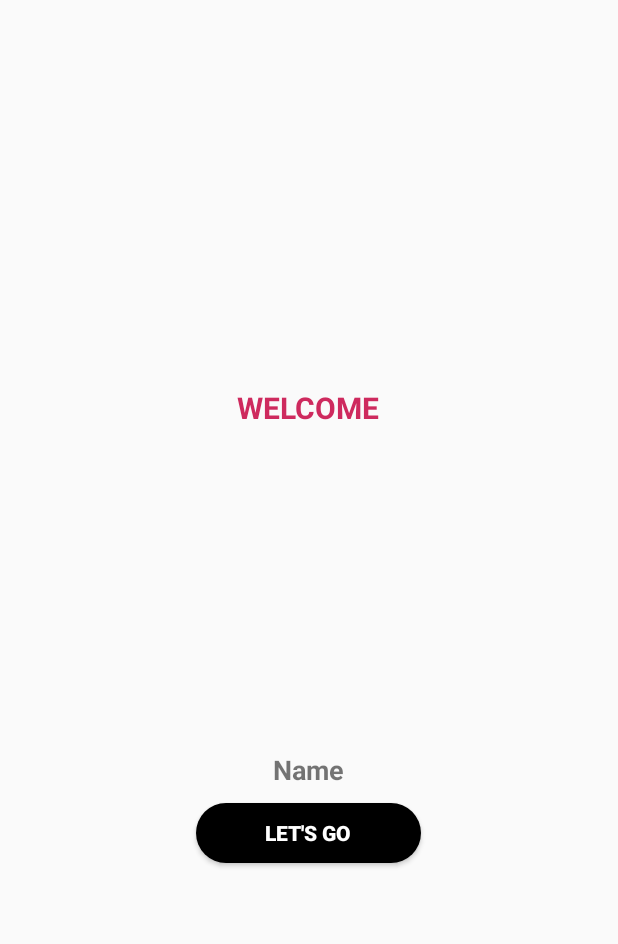
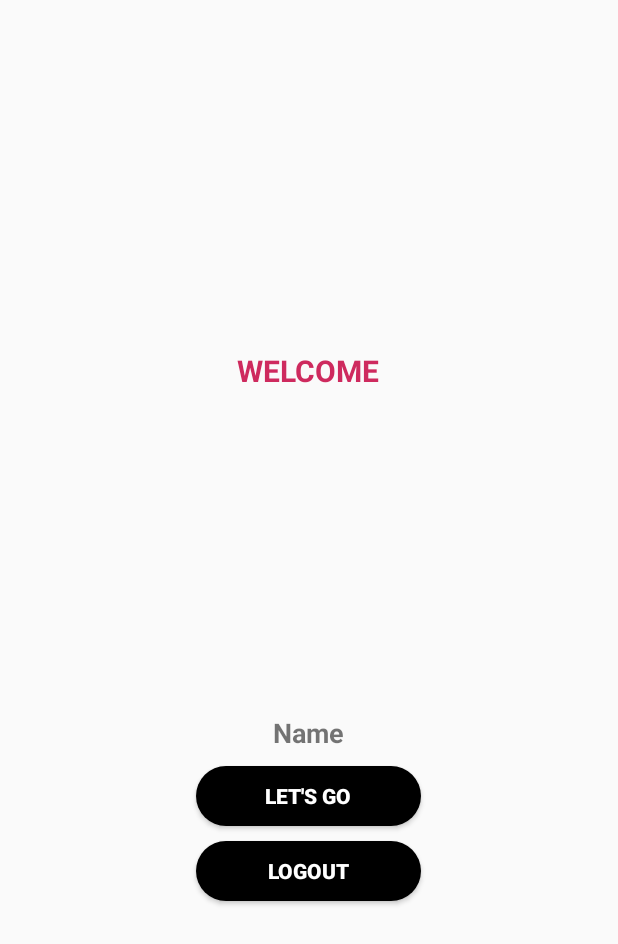
Before and after one commit to Thutsaneeya/Android_Project, an Android app: the layout fragment_todo_profile.xml on its own in the app's theme, with its tools: preview values and no code run, on a phone screen of 412 x 824 dp. Shown: the top 944 px of the screen. Run offline under Robolectric (Android 15) with nearby library versions, the light colour scheme and no system bars.

Commit message:
add button
Signed-off-by: Thutsaneeya chanrong <60160194@go.buu.ac.th>

```diff
--- a/ToDoList_Android_PJ/app/src/main/java/com/example/todolist_android_pj/todo_login.kt
+++ b/ToDoList_Android_PJ/app/src/main/java/com/example/todolist_android_pj/todo_login.kt
@@ -8,6 +8,9 @@ import androidx.fragment.app.Fragment
 import android.view.LayoutInflater
 import android.view.View
 import android.view.ViewGroup
+import android.widget.Button
+import android.widget.ImageView
+import android.widget.TextView
 import android.widget.Toast
 import androidx.fragment.app.FragmentTransaction
 import com.facebook.*
@@ -46,8 +49,6 @@ class todo_login : Fragment() {
     }
 
     private fun handleFacebookAccessToken(token : AccessToken) {
-
-
         Log.d(TAG, "handleFacebookAccessToken:" + token)
         val credential = FacebookAuthProvider.getCredential(token.token)
         firebaseAuth!!.signInWithCredential(credential).addOnCompleteListener { task ->
@@ -74,6 +75,7 @@ class todo_login : Fragment() {
     override fun onCreateView(inflater: LayoutInflater, container: ViewGroup?, savedInstanceState: Bundle?): View? {
 
         val view = inflater.inflate(R.layout.fragment_todo_login, container, false)
+
         callbackManager = CallbackManager.Factory.create()
         facebookSignInButton  = view.findViewById(R.id.login_button) as LoginButton
         firebaseAuth = FirebaseAuth.getInstance()
--- a/ToDoList_Android_PJ/app/src/main/res/drawable/button_background1.xml
+++ b/ToDoList_Android_PJ/app/src/main/res/drawable/button_background1.xml
@@ -1,5 +1,5 @@
 <?xml version="1.0" encoding="utf-8"?>
 <shape xmlns:android="http://schemas.android.com/apk/res/android">
     <solid android:color="@color/colorAccent" />
-    <corners android:radius="30dp" />
+    <corners android:radius="0dp" />
 </shape>
--- a/ToDoList_Android_PJ/app/src/main/res/layout/fragment_todo_main.xml
+++ b/ToDoList_Android_PJ/app/src/main/res/layout/fragment_todo_main.xml
@@ -34,7 +34,7 @@
         android:layout_height="40dp"
         android:layout_gravity="center"
         android:layout_marginTop="280dp"
-        android:background="@drawable/button_background"/>
+        android:background="@drawable/button_background1"/>
 
     <com.google.android.material.floatingactionbutton.FloatingActionButton
         style="@style/Widget.Design.FloatingActionButton"
--- a/ToDoList_Android_PJ/app/src/main/res/layout/fragment_todo_profile.xml
+++ b/ToDoList_Android_PJ/app/src/main/res/layout/fragment_todo_profile.xml
@@ -48,15 +48,15 @@
         android:layout_gravity="center"
         android:layout_marginTop="10dp"
         android:background="@drawable/button_background"/>
-<!--    <Button-->
-<!--        android:text="logout"-->
-<!--        android:textStyle="bold"-->
-<!--        android:textColor="@color/white"-->
-<!--        android:id="@+id/login_button2"-->
-<!--        android:layout_width="300dp"-->
-<!--        android:layout_height="50dp"-->
-<!--        android:layout_gravity="center"-->
-<!--        android:layout_marginTop="10dp"-->
-<!--        android:background="@drawable/button_background" />-->
+    <Button
+        android:text="logout"
+        android:textStyle="bold"
+        android:textColor="@color/white"
+        android:id="@+id/login_button2"
+        android:layout_width="150dp"
+        android:layout_height="40dp"
+        android:layout_gravity="center"
+        android:layout_marginTop="10dp"
+        android:background="@drawable/button_background" />
 
 </LinearLayout>
```
Also changed, not shown: ToDoList_Android_PJ/app/src/main/java/com/example/todolist_android_pj/todo_main.kt (+1 -12 lines), ToDoList_Android_PJ/app/src/main/java/com/example/todolist_android_pj/todo_profile.kt (+6 -6 lines), ToDoList_Android_PJ/app/src/main/res/drawable/comment.png (deleted), ToDoList_Android_PJ/app/src/main/res/drawable/ic_add.png (deleted), ToDoList_Android_PJ/app/src/main/res/drawable/ic_password.png (deleted), ToDoList_Android_PJ/app/src/main/res/drawable/ic_todo.png (deleted), ToDoList_Android_PJ/app/src/main/res/drawable/ic_user.png (deleted), ToDoList_Android_PJ/app/src/main/res/drawable/icon_add.png (deleted), ToDoList_Android_PJ/app/src/main/res/drawable/marking.png (deleted).
